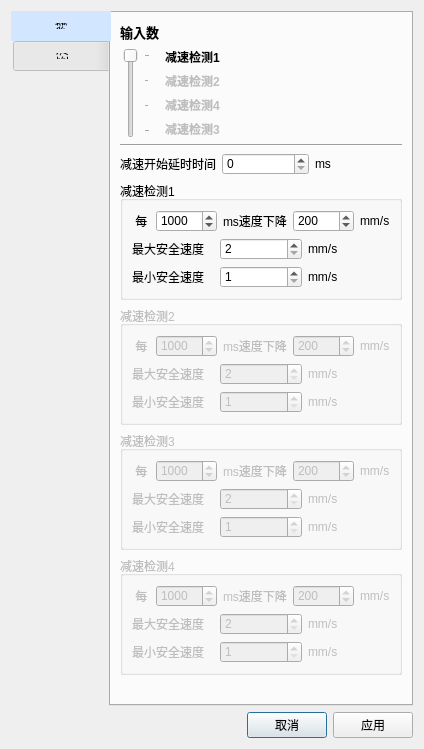
Before: the Qt Designer form logic_view/logic_setting/speed_monitor_setting.ui in su0814/qt_spc100, drawn with Qt 5.
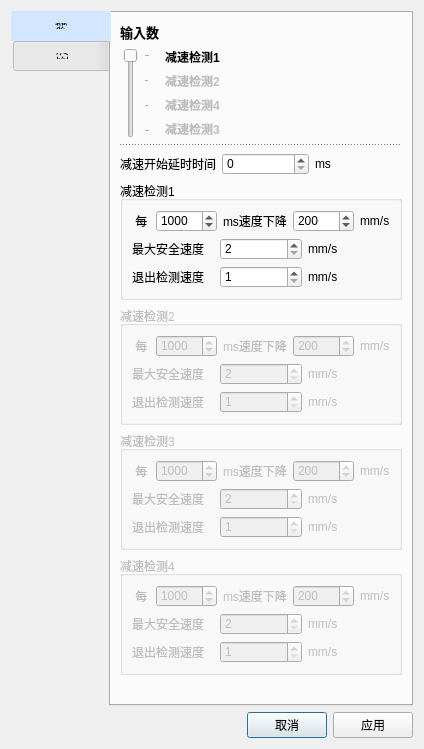
After: the same form once the commit is applied.

Diff of the .ui file:
```diff
--- a/logic_view/logic_setting/speed_monitor_setting.ui
+++ b/logic_view/logic_setting/speed_monitor_setting.ui
@@ -240,6 +240,9 @@
        </item>
        <item row="5" column="0" colspan="2">
         <widget class="Line" name="line_3">
+         <property name="styleSheet">
+          <string notr="true">border-top: 1px dotted;</string>
+         </property>
          <property name="orientation">
           <enum>Qt::Horizontal</enum>
          </property>
@@ -361,7 +364,7 @@
             <item>
              <widget class="QLabel" name="label_10">
               <property name="text">
-               <string>最小安全速度</string>
+               <string>退出检测速度</string>
               </property>
              </widget>
             </item>
@@ -485,7 +488,7 @@
             <item>
              <widget class="QLabel" name="label_17">
               <property name="text">
-               <string>最小安全速度</string>
+               <string>退出检测速度</string>
               </property>
              </widget>
             </item>
@@ -609,7 +612,7 @@
             <item>
              <widget class="QLabel" name="label_24">
               <property name="text">
-               <string>最小安全速度</string>
+               <string>退出检测速度</string>
               </property>
              </widget>
             </item>
@@ -733,7 +736,7 @@
             <item>
              <widget class="QLabel" name="label_31">
               <property name="text">
-               <string>最小安全速度</string>
+               <string>退出检测速度</string>
               </property>
              </widget>
             </item>
```
